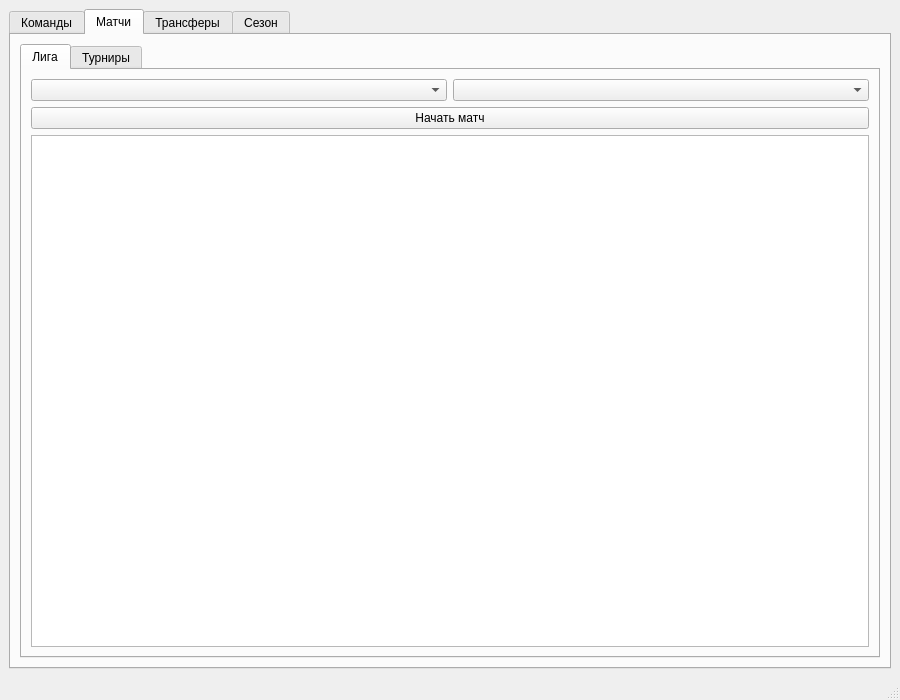
The window that mainwindow.ui (andreykolesov/FootballManager) describes before a commit, drawn with Qt 5.
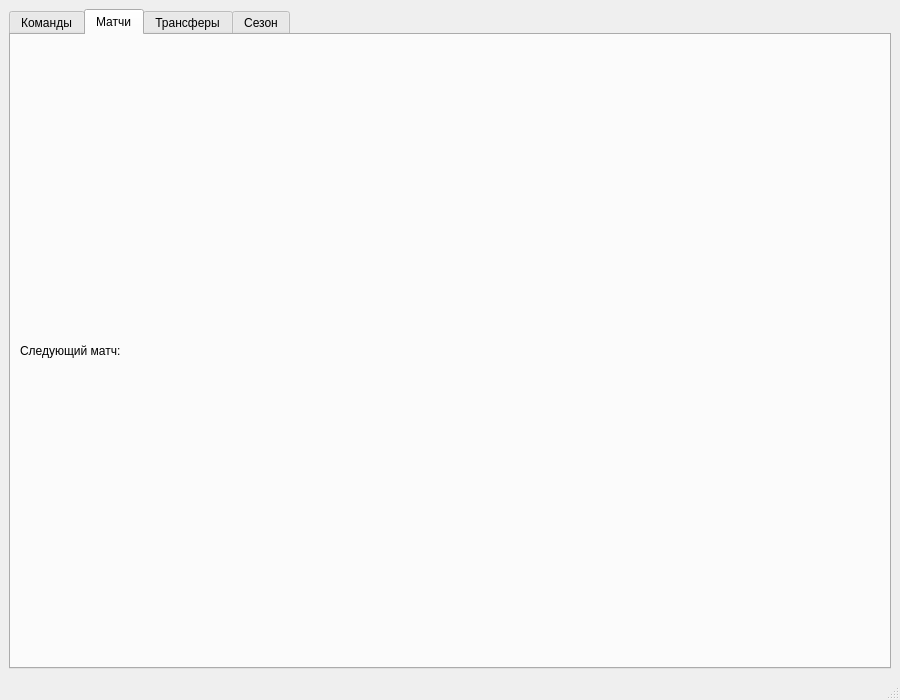
The same window after the commit. The open tabs and pages were chosen to show the change.

The edit to the form file:
```diff
--- a/mainwindow.ui
+++ b/mainwindow.ui
@@ -4,8 +4,8 @@
   <widget class="QMainWindow" name="MainWindow">
     <property name="geometry">
       <rect>
-        <x>100</x>
-        <y>100</y>
+    <x>0</x>
+    <y>0</y>
         <width>900</width>
         <height>700</height>
       </rect>
@@ -57,70 +57,14 @@
               <layout class="QVBoxLayout" name="verticalLayoutMatches">
                 <!-- Вложенный TabWidget для матчей: Лига и Турниры -->
                 <item>
-                  <widget class="QTabWidget" name="tabWidgetMatches">
-                    <property name="tabPosition">
-                      <enum>QTabWidget::North</enum>
-                    </property>
-                    <!-- Подвкладка "Лига" -->
-                    <widget class="QWidget" name="tabLeague">
-                      <attribute name="title">
-                        <string>Лига</string>
-                      </attribute>
-                      <layout class="QVBoxLayout" name="verticalLayoutLeague">
-                        <item>
-                          <layout class="QHBoxLayout" name="horizontalLayoutMatchTeams">
-                            <item>
-                              <widget class="QComboBox" name="comboBoxHomeTeam">
-                                <property name="currentText">
-                                  <string>Домашняя команда</string>
-                                </property>
-                              </widget>
-                            </item>
-                            <item>
-                              <widget class="QComboBox" name="comboBoxAwayTeam">
-                                <property name="currentText">
-                                  <string>Гостевая команда</string>
-                                </property>
-                              </widget>
-                            </item>
-                          </layout>
-                        </item>
-                        <item>
-                          <widget class="QPushButton" name="btnStartMatch">
+         <widget class="QLabel" name="labelSchedule">
                             <property name="text">
-                              <string>Начать матч</string>
+           <string>Следующий матч:</string>
                             </property>
                           </widget>
                         </item>
-                        <item>
-                          <widget class="QTextEdit" name="textEditMatchEvents">
-                            <property name="readOnly">
-                              <bool>true</bool>
-                            </property>
-                          </widget>
-                        </item>
-                      </layout>
-                    </widget>
-                    <!-- Подвкладка "Турниры" -->
-                    <widget class="QWidget" name="tabTournaments">
-                      <attribute name="title">
-                        <string>Турниры</string>
-                      </attribute>
-                      <layout class="QVBoxLayout" name="verticalLayoutTournaments">
-                        <item>
-                          <widget class="QPushButton" name="btnSimulateKnockout">
-                            <property name="text">
-                              <string>Симулировать турнир</string>
-                            </property>
-                          </widget>
-                        </item>
-                      </layout>
-                    </widget>
-                  </widget>
-                </item>
-              </layout>
-            </widget>
-            <!-- Вкладка "Трансферы" -->
+       </layout>
+      </widget>
             <widget class="QWidget" name="tabTransfers">
               <attribute name="title">
                 <string>Трансферы</string>
```
Left out of the diff: 46 changed lines with no effect on the pictures. Lines whose indentation alone changed are shown as unchanged.
